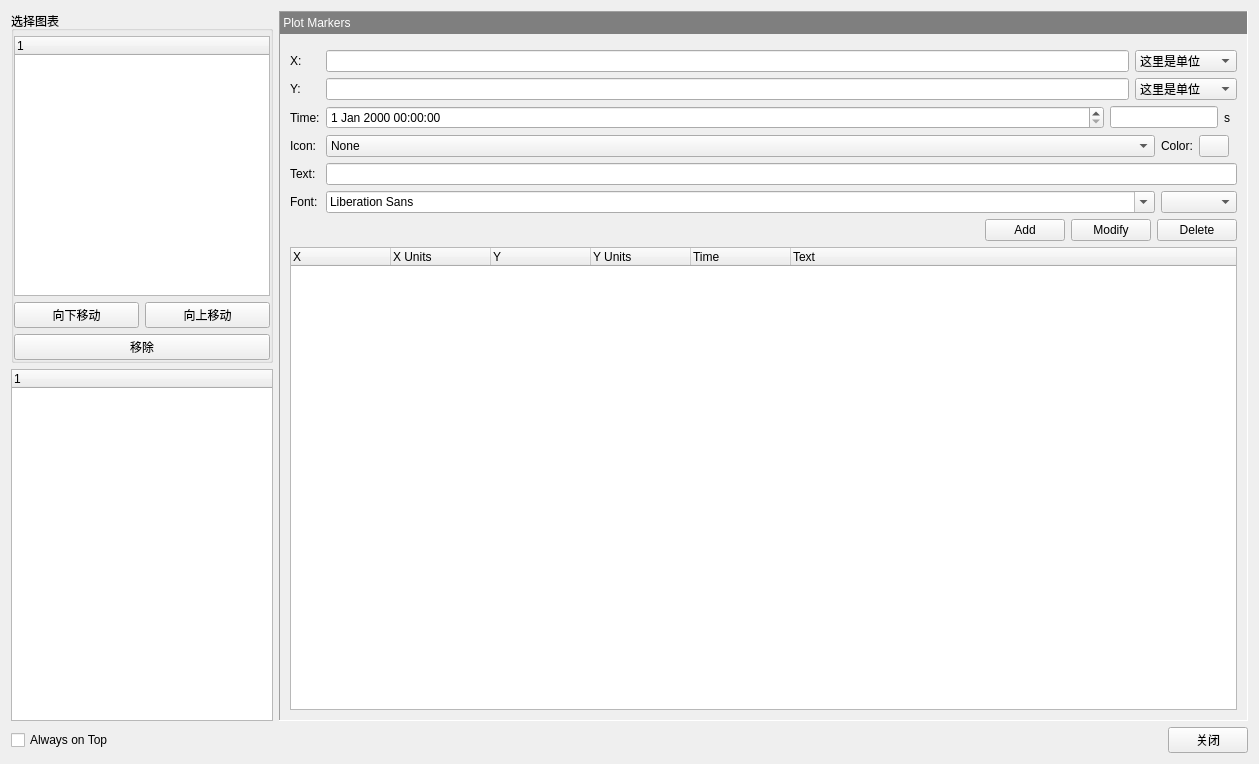
Before: the Qt Designer form PlotManager.ui in whatudone/plotxy, drawn with Qt 5.
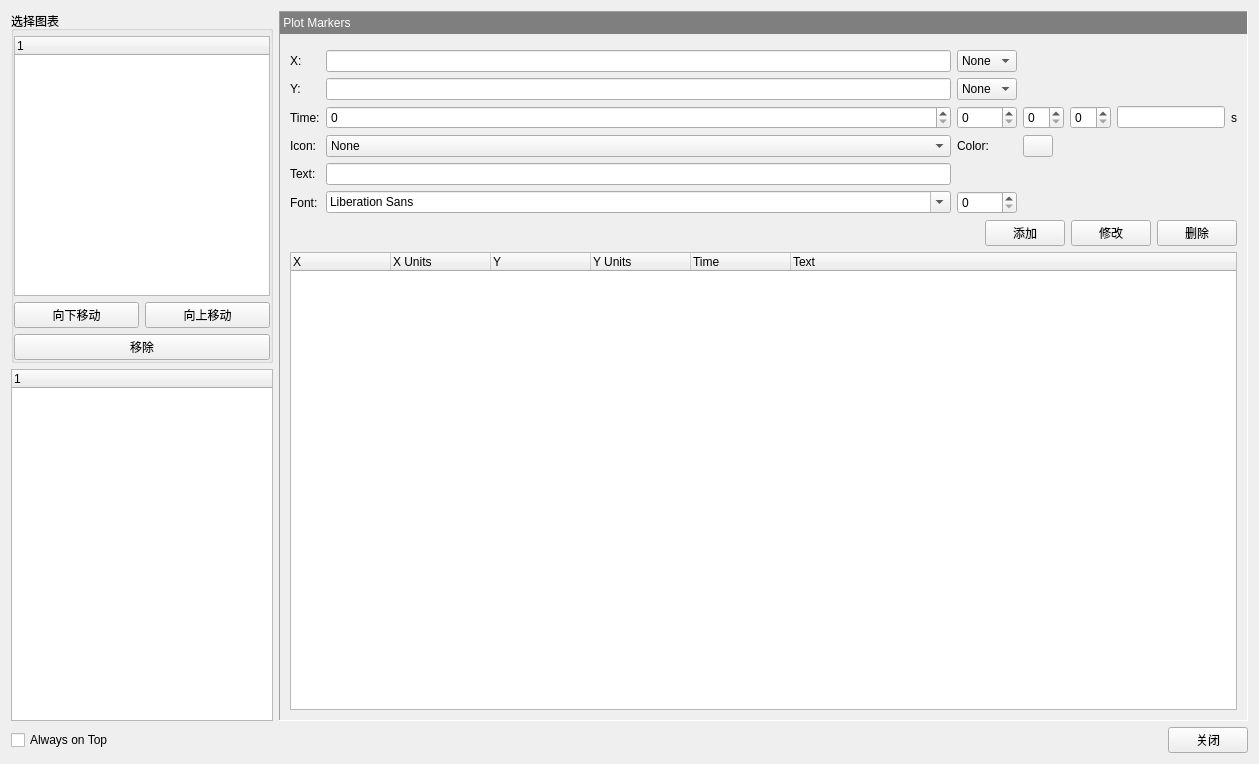
After: the same form once the commit is applied. The open tabs and pages were chosen to show the change. Custom widgets are drawn as their Qt base class.

Patch:
```diff
--- a/PlotManager.ui
+++ b/PlotManager.ui
@@ -3218,7 +3218,80 @@
             <number>10</number>
            </property>
            <item>
-            <layout class="QGridLayout" name="gridLayout_31" columnstretch="0,1,0,0,0,0,0">
+            <layout class="QGridLayout" name="gridLayout_31" columnstretch="0,0,0,0,0,0,0,0,0,0">
+             <item row="3" column="1">
+              <widget class="QComboBox" name="comboBoxMarkerIcon">
+               <item>
+                <property name="text">
+                 <string>None</string>
+                </property>
+               </item>
+               <item>
+                <property name="text">
+                 <string>O Circle</string>
+                </property>
+               </item>
+               <item>
+                <property name="text">
+                 <string>X Cross</string>
+                </property>
+               </item>
+               <item>
+                <property name="text">
+                 <string>+ Plus</string>
+                </property>
+               </item>
+               <item>
+                <property name="text">
+                 <string>[]  Square</string>
+                </property>
+               </item>
+               <item>
+                <property name="text">
+                 <string>&lt;&gt;  Diamond</string>
+                </property>
+               </item>
+               <item>
+                <property name="text">
+                 <string>- Horizontal Line</string>
+                </property>
+               </item>
+               <item>
+                <property name="text">
+                 <string>|  Vertical Line</string>
+                </property>
+               </item>
+              </widget>
+             </item>
+             <item row="1" column="1">
+              <widget class="QLineEdit" name="lineEditMarkerYValue"/>
+             </item>
+             <item row="2" column="3">
+              <widget class="QSpinBox" name="spinBox"/>
+             </item>
+             <item row="2" column="4">
+              <widget class="QSpinBox" name="spinBox_18"/>
+             </item>
+             <item row="2" column="2">
+              <widget class="QSpinBox" name="spinBox_19"/>
+             </item>
+             <item row="2" column="1">
+              <widget class="QSpinBox" name="spinBox_20"/>
+             </item>
+             <item row="4" column="0">
+              <widget class="QLabel" name="label_78">
+               <property name="text">
+                <string>Text:</string>
+               </property>
+              </widget>
+             </item>
+             <item row="5" column="0">
+              <widget class="QLabel" name="label_79">
+               <property name="text">
+                <string>Font:</string>
+               </property>
+              </widget>
+             </item>
              <item row="0" column="0">
               <widget class="QLabel" name="label_74">
                <property name="text">
@@ -3226,14 +3299,11 @@
                </property>
               </widget>
              </item>
-             <item row="0" column="1" colspan="2">
-              <widget class="QLineEdit" name="lineEdit_14"/>
-             </item>
-             <item row="0" column="3" colspan="4">
-              <widget class="QComboBox" name="comboBox_11">
+             <item row="0" column="2">
+              <widget class="QComboBox" name="comboBoxMarkerXUnit">
                <item>
                 <property name="text">
-                 <string>这里是单位</string>
+                 <string>None</string>
                 </property>
                </item>
               </widget>
@@ -3245,14 +3315,11 @@
                </property>
               </widget>
              </item>
-             <item row="1" column="1" colspan="2">
-              <widget class="QLineEdit" name="lineEdit_28"/>
-             </item>
-             <item row="1" column="3" colspan="4">
-              <widget class="QComboBox" name="comboBox_12">
+             <item row="1" column="2">
+              <widget class="QComboBox" name="comboBoxMarkerYUnit">
                <item>
                 <property name="text">
-                 <string>这里是单位</string>
+                 <string>None</string>
                 </property>
                </item>
               </widget>
@@ -3264,13 +3331,13 @@
                </property>
               </widget>
              </item>
-             <item row="2" column="1">
-              <widget class="QDateTimeEdit" name="dateTimeEdit"/>
+             <item row="0" column="1">
+              <widget class="QLineEdit" name="lineEditMarkerXValue"/>
              </item>
-             <item row="2" column="2" colspan="4">
+             <item row="2" column="5" colspan="4">
               <widget class="QLineEdit" name="lineEdit_35"/>
              </item>
-             <item row="2" column="6">
+             <item row="2" column="9">
               <widget class="QLabel" name="label_80">
                <property name="text">
                 <string>s</string>
@@ -3284,59 +3351,15 @@
                </property>
               </widget>
              </item>
-             <item row="3" column="1" colspan="3">
-              <widget class="QComboBox" name="comboBox_13">
-               <item>
-                <property name="text">
-                 <string>None</string>
-                </property>
-               </item>
-               <item>
-                <property name="text">
-                 <string>O Circle</string>
-                </property>
-               </item>
-               <item>
-                <property name="text">
-                 <string>X Cross</string>
-                </property>
-               </item>
-               <item>
-                <property name="text">
-                 <string>+ Plus</string>
-                </property>
-               </item>
-               <item>
-                <property name="text">
-                 <string>[]  Square</string>
-                </property>
-               </item>
-               <item>
-                <property name="text">
-                 <string>&lt;&gt;  Diamond</string>
-                </property>
-               </item>
-               <item>
-                <property name="text">
-                 <string>- Horizontal Line</string>
-                </property>
-               </item>
-               <item>
-                <property name="text">
-                 <string>|  Vertical Line</string>
-                </property>
-               </item>
-              </widget>
-             </item>
-             <item row="3" column="4">
+             <item row="3" column="2">
               <widget class="QLabel" name="label_81">
                <property name="text">
                 <string>Color:</string>
                </property>
               </widget>
              </item>
-             <item row="3" column="5" colspan="2">
-              <widget class="ColorButton" name="pushButton_45">
+             <item row="3" column="3">
+              <widget class="ColorButton" name="pushButtonMarkerColor">
                <property name="maximumSize">
                 <size>
                  <width>30</width>
@@ -3348,28 +3371,14 @@
                </property>
               </widget>
              </item>
-             <item row="4" column="0">
-              <widget class="QLabel" name="label_78">
-               <property name="text">
-                <string>Text:</string>
-               </property>
-              </widget>
+             <item row="4" column="1">
+              <widget class="QLineEdit" name="lineEditMarkerText"/>
              </item>
-             <item row="4" column="1" colspan="6">
-              <widget class="QLineEdit" name="lineEdit_43"/>
+             <item row="5" column="1">
+              <widget class="QFontComboBox" name="fontComboBoxMarker"/>
              </item>
-             <item row="5" column="0">
-              <widget class="QLabel" name="label_79">
-               <property name="text">
-                <string>Font:</string>
-               </property>
-              </widget>
-             </item>
-             <item row="5" column="4" colspan="3">
-              <widget class="QComboBox" name="comboBox_24"/>
-             </item>
-             <item row="5" column="1" colspan="3">
-              <widget class="QFontComboBox" name="fontComboBox_4"/>
+             <item row="5" column="2">
+              <widget class="QSpinBox" name="spinBoxMarkerFontSize"/>
              </item>
             </layout>
            </item>
@@ -3391,21 +3400,21 @@
              <item>
               <widget class="QPushButton" name="pushButton_46">
                <property name="text">
-                <string>Add</string>
+                <string>添加</string>
                </property>
               </widget>
              </item>
              <item>
               <widget class="QPushButton" name="pushButton_47">
                <property name="text">
-                <string>Modify</string>
+                <string>修改</string>
                </property>
               </widget>
              </item>
              <item>
               <widget class="QPushButton" name="pushButton_48">
                <property name="text">
-                <string>Delete</string>
+                <string>删除</string>
                </property>
               </widget>
              </item>
```
Left out of the diff: 10 changed lines with no effect on the pictures.
